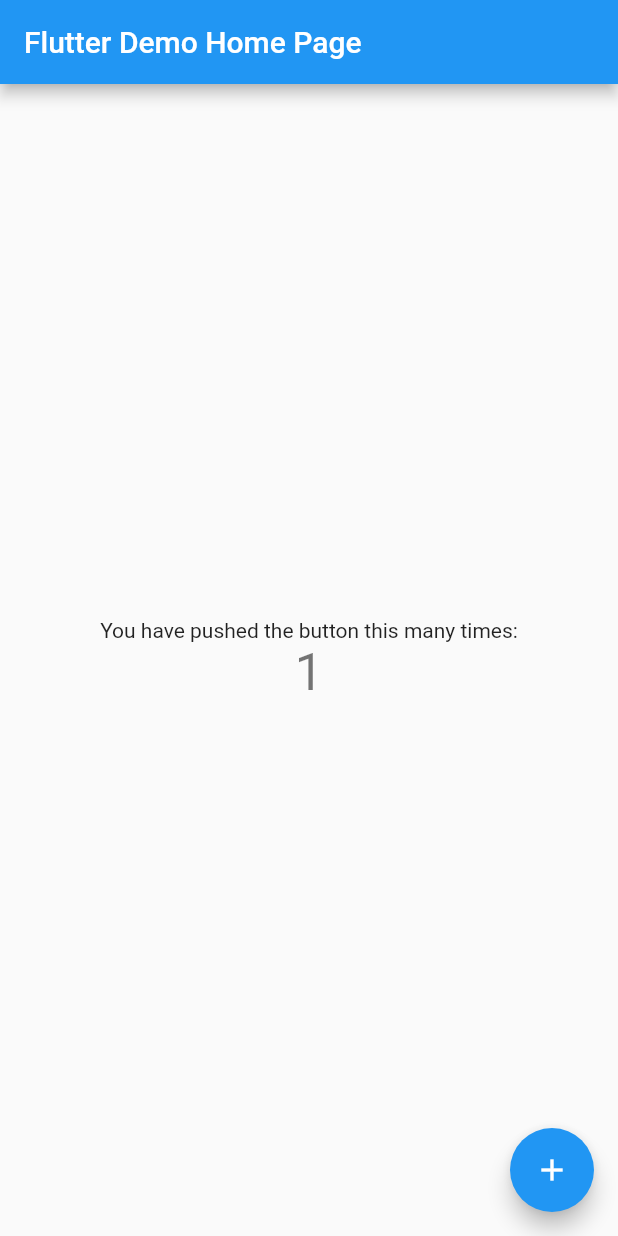
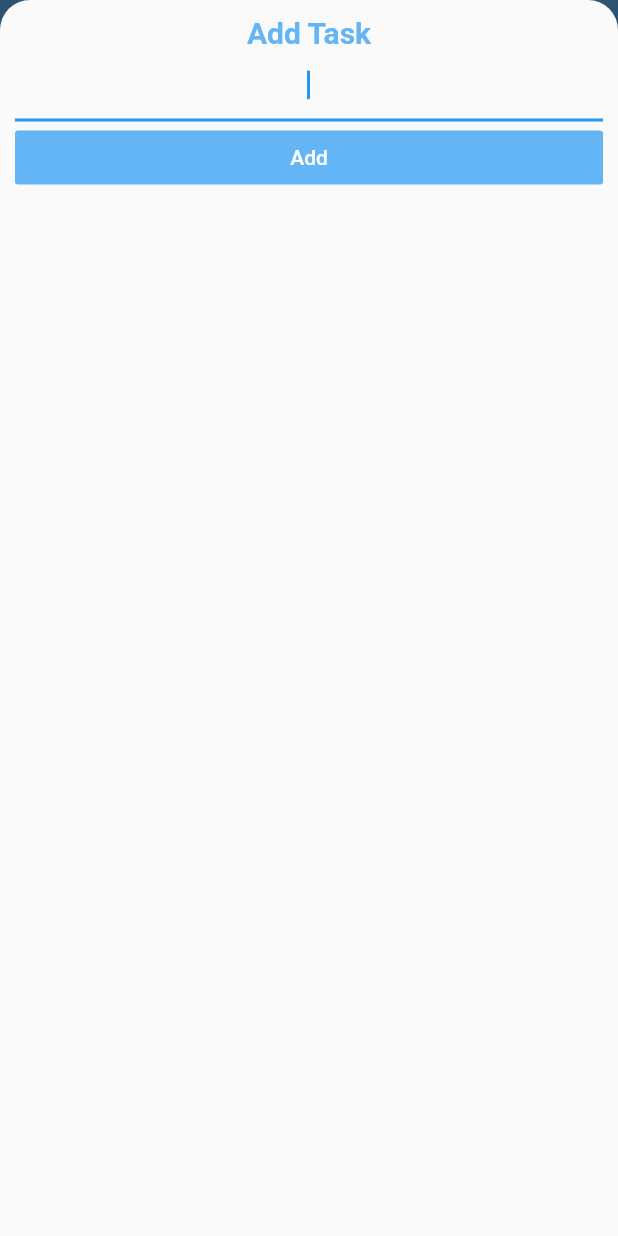
Before and after one commit to sumanth-vs/todoey, a Flutter app: the screen it shows after launch, after a tap on the "add" icon, on a phone screen of 412 x 824 dp. Run offline on Flutter 3.47's test engine with Material 2 defaults, Android fonts, the phone set to English and light mode, and no system bars.

Commit message:
UI Completed

```diff
--- /dev/null
+++ b/lib/constants.dart
@@ -0,0 +1,21 @@
+import 'package:flutter/material.dart';
+
+const kTitleTextStyle = TextStyle(
+  color: Colors.white,
+  fontSize: 50,
+  fontWeight: FontWeight.bold,
+);
+
+const kSubTitleTextStyle = TextStyle(
+  color: Colors.white,
+  fontSize: 20,
+  fontWeight: FontWeight.bold,
+);
+
+const kTodoCardStyle = BoxDecoration(
+  color: Colors.white,
+  borderRadius: BorderRadius.only(
+    topLeft: Radius.circular(20),
+    topRight: Radius.circular(20),
+  ),
+);
--- a/lib/main.dart
+++ b/lib/main.dart
@@ -1,117 +1,13 @@
 import 'package:flutter/material.dart';
+import 'package:todoey/views/task_screen.dart';
 
-void main() {
-  runApp(MyApp());
-}
+void main() => runApp(MyApp());
 
 class MyApp extends StatelessWidget {
-  // This widget is the root of your application.
   @override
   Widget build(BuildContext context) {
     return MaterialApp(
-      title: 'Flutter Demo',
-      theme: ThemeData(
-        // This is the theme of your application.
-        //
-        // Try running your application with "flutter run". You'll see the
-        // application has a blue toolbar. Then, without quitting the app, try
-        // changing the primarySwatch below to Colors.green and then invoke
-        // "hot reload" (press "r" in the console where you ran "flutter run",
-        // or simply save your changes to "hot reload" in a Flutter IDE).
-        // Notice that the counter didn't reset back to zero; the application
-        // is not restarted.
-        primarySwatch: Colors.blue,
-        // This makes the visual density adapt to the platform that you run
-        // the app on. For desktop platforms, the controls will be smaller and
-        // closer together (more dense) than on mobile platforms.
-        visualDensity: VisualDensity.adaptivePlatformDensity,
-      ),
-      home: MyHomePage(title: 'Flutter Demo Home Page'),
+      home: TaskScreen(),
     );
   }
 }
-
-class MyHomePage extends StatefulWidget {
-  MyHomePage({Key key, this.title}) : super(key: key);
-
-  // This widget is the home page of your application. It is stateful, meaning
-  // that it has a State object (defined below) that contains fields that affect
-  // how it looks.
-
-  // This class is the configuration for the state. It holds the values (in this
-  // case the title) provided by the parent (in this case the App widget) and
-  // used by the build method of the State. Fields in a Widget subclass are
-  // always marked "final".
-
-  final String title;
-
-  @override
-  _MyHomePageState createState() => _MyHomePageState();
-}
-
-class _MyHomePageState extends State<MyHomePage> {
-  int _counter = 0;
-
-  void _incrementCounter() {
-    setState(() {
-      // This call to setState tells the Flutter framework that something has
-      // changed in this State, which causes it to rerun the build method below
-      // so that the display can reflect the updated values. If we changed
-      // _counter without calling setState(), then the build method would not be
-      // called again, and so nothing would appear to happen.
-      _counter++;
-    });
-  }
-
-  @override
-  Widget build(BuildContext context) {
-    // This method is rerun every time setState is called, for instance as done
-    // by the _incrementCounter method above.
-    //
-    // The Flutter framework has been optimized to make rerunning build methods
-    // fast, so that you can just rebuild anything that needs updating rather
-    // than having to individually change instances of widgets.
-    return Scaffold(
-      appBar: AppBar(
-        // Here we take the value from the MyHomePage object that was created by
-        // the App.build method, and use it to set our appbar title.
-        title: Text(widget.title),
-      ),
-      body: Center(
-        // Center is a layout widget. It takes a single child and positions it
-        // in the middle of the parent.
-        child: Column(
-          // Column is also a layout widget. It takes a list of children and
-          // arranges them vertically. By default, it sizes itself to fit its
-          // children horizontally, and tries to be as tall as its parent.
-          //
-          // Invoke "debug painting" (press "p" in the console, choose the
-          // "Toggle Debug Paint" action from the Flutter Inspector in Android
-          // Studio, or the "Toggle Debug Paint" command in Visual Studio Code)
-          // to see the wireframe for each widget.
-          //
-          // Column has various properties to control how it sizes itself and
-          // how it positions its children. Here we use mainAxisAlignment to
-          // center the children vertically; the main axis here is the vertical
-          // axis because Columns are vertical (the cross axis would be
-          // horizontal).
-          mainAxisAlignment: MainAxisAlignment.center,
-          children: <Widget>[
-            Text(
-              'You have pushed the button this many times:',
-            ),
-            Text(
-              '$_counter',
-              style: Theme.of(context).textTheme.headline4,
-            ),
-          ],
-        ),
-      ),
-      floatingActionButton: FloatingActionButton(
-        onPressed: _incrementCounter,
-        tooltip: 'Increment',
-        child: Icon(Icons.add),
-      ), // This trailing comma makes auto-formatting nicer for build methods.
-    );
-  }
-}
--- /dev/null
+++ b/lib/views/add_task_screen.dart
@@ -0,0 +1,34 @@
+import 'package:flutter/material.dart';
+import 'package:todoey/constants.dart';
+
+class AddTaskScreen extends StatelessWidget {
+  @override
+  Widget build(BuildContext context) {
+    return Padding(
+      padding: const EdgeInsets.all(10.0),
+      child: Column(
+        crossAxisAlignment: CrossAxisAlignment.stretch,
+        children: <Widget>[
+          Text(
+            'Add Task',
+            style: kSubTitleTextStyle.copyWith(color: Colors.blue[300]),
+            textAlign: TextAlign.center,
+          ),
+          TextField(
+            autofocus: true,
+            textAlign: TextAlign.center,
+            onChanged: (value) {},
+          ),
+          FlatButton(
+            onPressed: () {},
+            color: Colors.blue[300],
+            child: Text(
+              'Add',
+              style: TextStyle(color: Colors.white),
+            ),
+          )
+        ],
+      ),
+    );
+  }
+}
--- /dev/null
+++ b/lib/views/task_screen.dart
@@ -0,0 +1,69 @@
+import 'package:flutter/material.dart';
+import 'package:todoey/constants.dart';
+import 'package:todoey/views/add_task_screen.dart';
+import 'package:todoey/widgets/tasks_list.dart';
+
+class TaskScreen extends StatelessWidget {
+  @override
+  Widget build(BuildContext context) {
+    return Scaffold(
+      floatingActionButton: FloatingActionButton(
+        onPressed: () {
+          showModalBottomSheet(
+            shape: RoundedRectangleBorder(
+              borderRadius: BorderRadius.only(
+                topLeft: Radius.circular(20),
+                topRight: Radius.circular(20),
+              ),
+            ),
+            isScrollControlled: true,
+            context: context,
+            builder: (context) => AddTaskScreen(),
+          );
+        },
+        backgroundColor: Colors.blue[300],
+        child: Icon(Icons.add),
+      ),
+      backgroundColor: Colors.blue[300],
+      body: Column(
+        crossAxisAlignment: CrossAxisAlignment.start,
+        children: <Widget>[
+          Container(
+            padding: EdgeInsets.only(top: 60, left: 30, right: 30, bottom: 30),
+            child: Column(
+              crossAxisAlignment: CrossAxisAlignment.start,
+              children: <Widget>[
+                CircleAvatar(
+                  backgroundColor: Colors.white,
+                  radius: 30,
+                  child: Icon(
+                    Icons.list,
+                    size: 30,
+                    color: Colors.blue[300],
+                  ),
+                ),
+                SizedBox(height: 20),
+                Text(
+                  'Todoey',
+                  style: kTitleTextStyle,
+                ),
+                SizedBox(height: 20),
+                Text(
+                  '12 remaining.',
+                  style: kSubTitleTextStyle,
+                ),
+              ],
+            ),
+          ),
+          Expanded(
+            child: Container(
+              padding: EdgeInsets.symmetric(horizontal: 20),
+              decoration: kTodoCardStyle,
+              child: TasksList(),
+            ),
+          )
+        ],
+      ),
+    );
+  }
+}
--- /dev/null
+++ b/lib/widgets/tasks_list.dart
@@ -0,0 +1,15 @@
+import 'package:flutter/material.dart';
+import 'tasks_title.dart';
+
+class TasksList extends StatelessWidget {
+  @override
+  Widget build(BuildContext context) {
+    return ListView(
+      children: [
+        TaskTitle(),
+        TaskTitle(),
+        TaskTitle(),
+      ],
+    );
+  }
+}
--- /dev/null
+++ b/lib/widgets/tasks_title.dart
@@ -0,0 +1,11 @@
+import 'package:flutter/material.dart';
+
+class TaskTitle extends StatelessWidget {
+  @override
+  Widget build(BuildContext context) {
+    return ListTile(
+      title: Text('data'),
+      leading: Checkbox(value: false, onChanged: null),
+    );
+  }
+}
```
